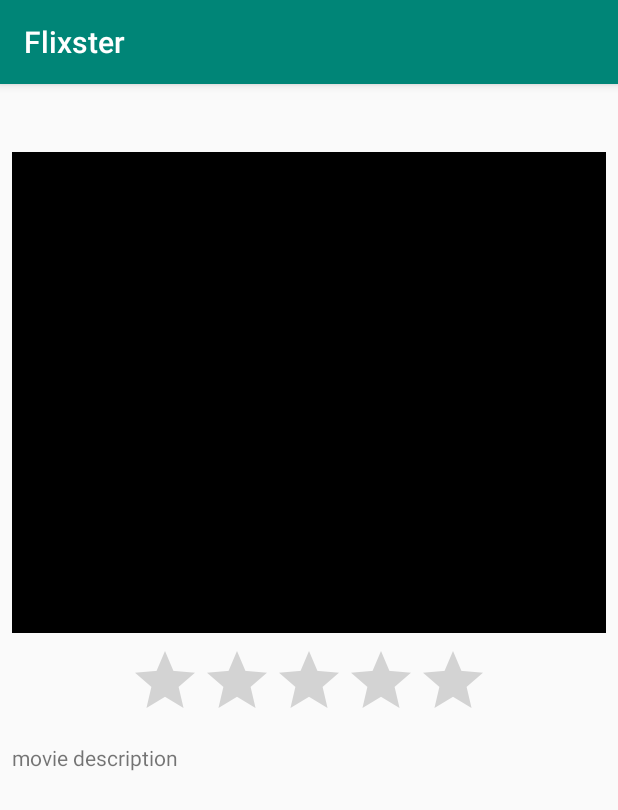
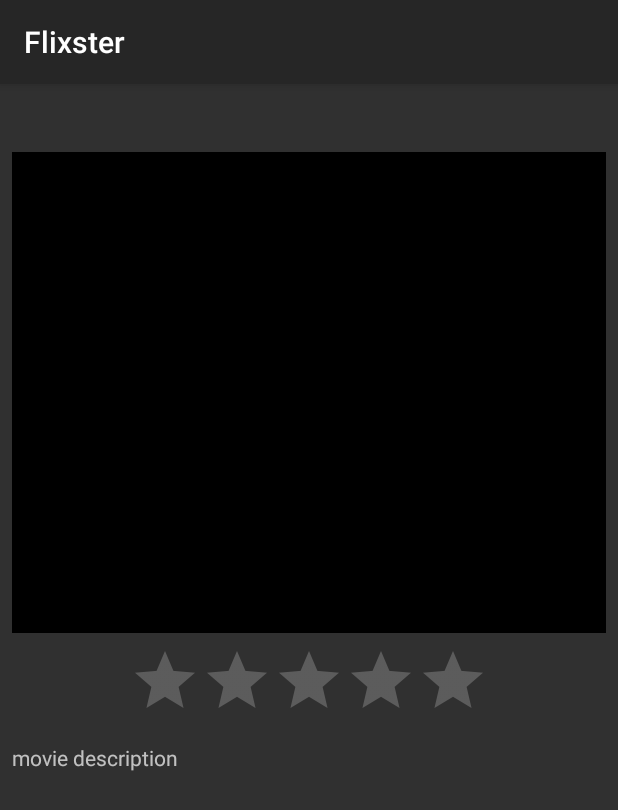
Before and after one commit to alexandrashaw10/Flixster, an Android app: the MovieDetailsActivity screen opened directly, with no data from a screen before it, on a phone screen of 412 x 824 dp. Shown: the top 810 px of the screen. Run offline under Robolectric (Android 15) with nearby library versions, the phone set to English and light mode, and no system bars; libraries missing offline, so code that uses them is left out: jp.wasabeef.glide, org.parceler; pictures from the network do not load; 7 statements that could not run were skipped.

Commit message:
Changed theme

```diff
--- a/app/src/main/res/values/colors.xml
+++ b/app/src/main/res/values/colors.xml
@@ -1,6 +1,6 @@
 <?xml version="1.0" encoding="utf-8"?>
 <resources>
-    <color name="colorPrimary">#008577</color>
-    <color name="colorPrimaryDark">#00574B</color>
-    <color name="colorAccent">#D81B60</color>
+    <color name="colorPrimary">#262626</color>
+    <color name="colorPrimaryDark">#262626</color>
+    <color name="colorAccent">#ffc34d</color>
 </resources>
--- a/app/src/main/res/values/styles.xml
+++ b/app/src/main/res/values/styles.xml
@@ -1,7 +1,7 @@
 <resources>
 
     <!-- Base application theme. -->
-    <style name="AppTheme" parent="Theme.AppCompat.Light.DarkActionBar">
+    <style name="AppTheme" parent="Theme.AppCompat">
         <!-- Customize your theme here. -->
         <item name="colorPrimary">@color/colorPrimary</item>
         <item name="colorPrimaryDark">@color/colorPrimaryDark</item>
```
